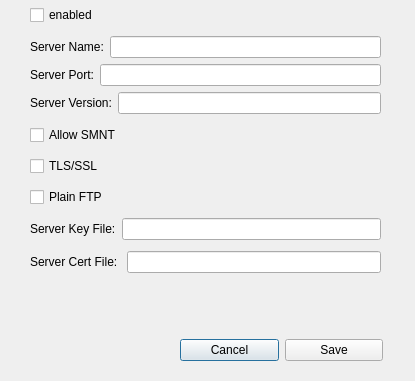
The window that CogWheelManager/cogwheelserversettingsdialog.ui (clockworkengineer/CogWheel) describes before a commit, drawn with Qt 5.
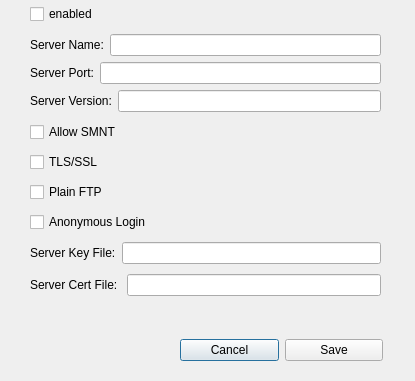
The same window after the commit.

Commit message: Add enable/disable on anonymous logins.

Diff of the .ui file:
```diff
--- a/CogWheelManager/cogwheelserversettingsdialog.ui
+++ b/CogWheelManager/cogwheelserversettingsdialog.ui
@@ -39,13 +39,13 @@
     </item>
    </layout>
   </widget>
-  <widget class="QWidget" name="">
+  <widget class="QWidget" name="layoutWidget">
    <property name="geometry">
     <rect>
      <x>30</x>
      <y>0</y>
      <width>351</width>
-     <height>281</height>
+     <height>308</height>
     </rect>
    </property>
    <layout class="QGridLayout" name="gridLayout">
@@ -123,7 +123,7 @@
       </property>
      </widget>
     </item>
-    <item row="6" column="0">
+    <item row="7" column="0">
      <layout class="QHBoxLayout" name="horizontalLayout_8">
       <item>
        <widget class="QLabel" name="label">
@@ -137,7 +137,7 @@
       </item>
      </layout>
     </item>
-    <item row="5" column="0">
+    <item row="6" column="0">
      <layout class="QHBoxLayout" name="horizontalLayout_14">
       <item>
        <widget class="QLabel" name="label_2">
@@ -151,6 +151,13 @@
       </item>
      </layout>
     </item>
+    <item row="5" column="0">
+     <widget class="QCheckBox" name="serverAnonymousEnabled">
+      <property name="text">
+       <string>Anonymous Login</string>
+      </property>
+     </widget>
+    </item>
    </layout>
   </widget>
   <zorder>layoutWidget</zorder>
```
Left out of the diff: 8 changed lines with no effect on the pictures. The commit also changes 4 other files.
